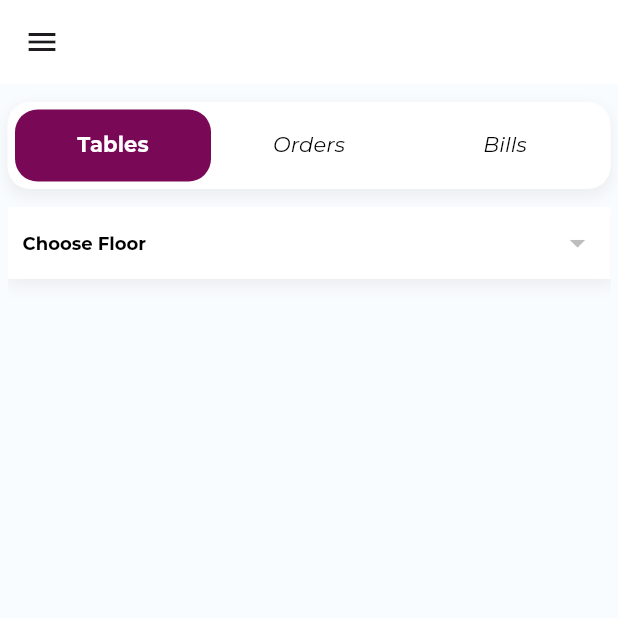
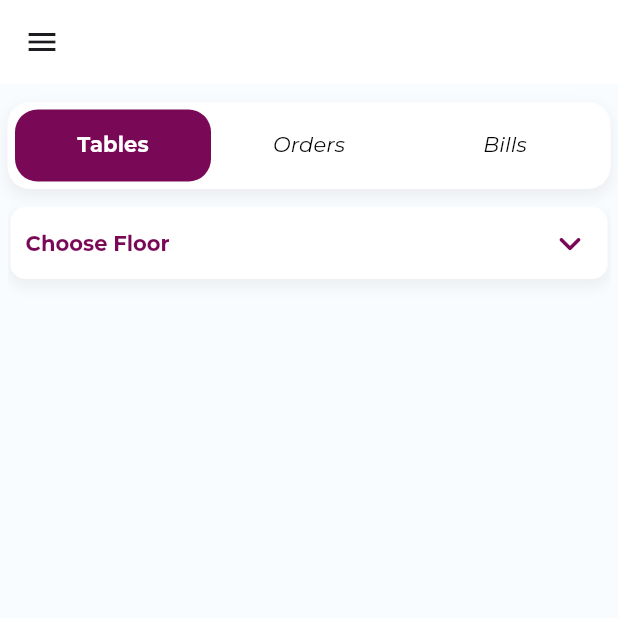
Before and after one commit to muhammadRiyazz/kot, a Flutter app: the HomeScreen screen opened directly, on a phone screen of 412 x 824 dp, the top half of it. Run offline on Flutter 3.47's test engine with Material 3 defaults, Android fonts, the phone set to English and light mode, and no system bars; our stand-ins replace bloc, flutter_bloc, flutter_screenutil, freezed_annotation, shared_preferences; missing offline and left inert: mssql_connection; accounts and stored records are empty; project files that could hold a hidden picture were left out.

Commit message:
orders and tables

```diff
--- /dev/null
+++ b/lib/application/orders/orders_bloc.dart
@@ -0,0 +1,49 @@
+import 'dart:convert';
+import 'dart:developer';
+
+import 'package:bloc/bloc.dart';
+import 'package:freezed_annotation/freezed_annotation.dart';
+import 'package:mssql_connection/mssql_connection.dart';
+import 'package:restaurant_kot/core/conn.dart';
+import 'package:restaurant_kot/infrastructure/orders/orders_configration.dart';
+
+import '../../domain/orders/order_model.dart';
+
+part 'orders_event.dart';
+part 'orders_state.dart';
+part 'orders_bloc.freezed.dart';
+
+class OrdersBloc extends Bloc<OrdersEvent, OrdersState> {
+  OrdersBloc() : super(OrdersState.initial()) {
+    on<AllOrders>((event, emit) async {
+      emit(state.copyWith(
+        isLoading: true,
+      ));
+
+      try {
+        MSSQLConnectionManager connectionManager = MSSQLConnectionManager();
+        MssqlConnection connection = await connectionManager.getConnection();
+
+        String ordersQuery =
+            "SELECT [Id], [OrderNumber], [EntryDate], [UserName], [CustomerId], [CustomerName], "
+            "[TableName], [FloorNumber], [StartDateTime], [ItemCode], [ItemName], [salePrice], "
+            "[Qty], [TotalsalePrice], [GST], [GSTAmount], [inclusiceSaleprice], [ActiveInnactive], "
+            "[KOTNo], [DeliveryQuantity], [BillNumber], [unitPricetaxnotaffect], [UserID] "
+            "FROM [Restaurant].[dbo].[OrderItemDetailsDetails] "
+            "WHERE [EntryDate] = '10/09/2024 00:00:00' AND [ActiveInnactive] = 'Active'";
+        // "WHERE [EntryDate] = '2024-09-09 00:00:00.000'"
+        // AND ActiveInnactive = 'Active'
+        String? ordersresult = await connection.getData(ordersQuery);
+        log(ordersresult);
+    List<Order> orders=   await convertOrders(ordersresult);
+        // Emit state with tableModels data
+        emit(state.copyWith(
+          isLoading: false,orders: orders
+        ));
+      } catch (e) {
+        emit(state.copyWith(isLoading: false));
+        log(e.toString());
+      }
+    });
+  }
+}
--- /dev/null
+++ b/lib/application/orders/orders_event.dart
@@ -0,0 +1,8 @@
+part of 'orders_bloc.dart';
+
+@freezed
+class OrdersEvent with _$OrdersEvent {
+  const factory OrdersEvent.allorders() = AllOrders;
+    const factory OrdersEvent.tableOrders({required String tableNo}) = TableOrders;
+
+}
--- /dev/null
+++ b/lib/application/orders/orders_state.dart
@@ -0,0 +1,17 @@
+part of 'orders_bloc.dart';
+
+@freezed
+class OrdersState with _$OrdersState {
+  factory OrdersState({
+    required bool isLoading,
+    required    List<Order> tableOrders,
+    required    List<Order> orders,
+  }) = _OrdersState;
+  factory OrdersState.initial() {
+    return OrdersState(
+      tableOrders: [],
+      orders: [],
+      isLoading: false,
+    );
+  }
+}
--- a/lib/application/providers/providers.dart
+++ b/lib/application/providers/providers.dart
@@ -1,5 +1,6 @@
 import 'package:flutter_bloc/flutter_bloc.dart';
 import 'package:restaurant_kot/application/login%20b/login_bloc.dart';
+import 'package:restaurant_kot/application/orders/orders_bloc.dart';
 import 'package:restaurant_kot/application/server%20conn/server_conn_bloc.dart';
 import 'package:restaurant_kot/application/tables/tables_bloc.dart';
 
@@ -16,5 +17,8 @@ blocProviders() {
      BlocProvider(
       create: (context) => TablesBloc(),
     ),
+      BlocProvider(
+      create: (context) => OrdersBloc(),
+    ),
   ];
 }
--- a/lib/application/tables/tables_bloc.dart
+++ b/lib/application/tables/tables_bloc.dart
@@ -14,7 +14,7 @@ part 'tables_bloc.freezed.dart';
 
 class TablesBloc extends Bloc<TablesEvent, TablesState> {
   TablesBloc() : super(TablesState.initial()) {
-     List<TableModel> tableModels = [];
+    List<TableModel> tableModels = [];
     on<TableData>((event, emit) async {
       emit(state.copyWith(isLoading: true, selectedFloor: null));
 
@@ -26,7 +26,7 @@ class TablesBloc extends Bloc<TablesEvent, TablesState> {
         String query =
             "SELECT TableNumber, TableType, FloorMumber FROM dbo.TableConfiguration";
         String? totaltableresult = await connection.getData(query);
-        log(totaltableresult);
+        // log(totaltableresult);
 
         // Check if the table result is empty
         if (totaltableresult.isEmpty) {
@@ -45,9 +45,10 @@ class TablesBloc extends Bloc<TablesEvent, TablesState> {
         String ordersquery =
             "SELECT Id, OrderNumber, EntryDate, UserName, CustomerId, CustomerName, TableName, FloorNumber, TaxableAmount, Discount, TotalAmount, StartDateTime, ActiveInnactive, DineInOrOther, CreditOrPaid, BillNumber, paidornot, UserID "
             "FROM dbo.OrderMainDetails "
-            "WHERE EntryDate = '2024-09-02 00:00:00.000'";
+            "WHERE EntryDate = '2024-09-09 00:00:00.000'  ";
+        // AND ActiveInnactive = 'Active'
         String? ordersresult = await connection.getData(ordersquery);
-        log(ordersresult);
+        // log(ordersresult);
 
         // Check if the orders result is empty
         if (ordersresult.isEmpty) {
@@ -55,8 +56,7 @@ class TablesBloc extends Bloc<TablesEvent, TablesState> {
         }
 
         // Parsing and converting the data to TableModel
-       tableModels =
-            tabeledata(totaltableresult, ordersresult);
+        tableModels = tabeledata(totaltableresult, ordersresult);
 
         // Emit state with tableModels data
         emit(state.copyWith(
--- a/lib/application/tables/tables_state.dart
+++ b/lib/application/tables/tables_state.dart
@@ -9,7 +9,8 @@ factory TablesState({
  required List<TableModel> tables,
   }) = _TablesState;
   factory TablesState.initial() {
-    return TablesState(tables: [],
+    return TablesState(
+      tables: [],
       isLoading: false,
      floors: [],
      selectedFloor:  null
--- a/lib/presendation/screen home/screen_home.dart
+++ b/lib/presendation/screen home/screen_home.dart
@@ -1,5 +1,6 @@
 import 'package:flutter/material.dart';
 import 'package:flutter_bloc/flutter_bloc.dart';
+import 'package:restaurant_kot/application/orders/orders_bloc.dart';
 import 'package:restaurant_kot/application/tables/tables_bloc.dart';
 import 'package:restaurant_kot/consts/colors.dart';
 import 'package:restaurant_kot/presendation/screen%20home/Drawr.dart';
@@ -15,6 +16,8 @@ class HomeScreen extends StatelessWidget {
   Widget build(BuildContext context) {
     WidgetsBinding.instance.addPostFrameCallback((_) {
       BlocProvider.of<TablesBloc>(context).add(TablesEvent.taledata());
+            BlocProvider.of<OrdersBloc>(context).add(const AllOrders());
+
     });
     return DefaultTabController(
       length: 3, // Number of tabs
--- a/lib/presendation/screen home/tables_part.dart
+++ b/lib/presendation/screen home/tables_part.dart
@@ -54,34 +54,41 @@ class Tablespart extends StatelessWidget {
                         shrinkWrap: true,
                         physics: const NeverScrollableScrollPhysics(),
                         children: [
-                          Container(
+                          Padding(
+                            padding: const EdgeInsets.symmetric(horizontal: 2),
+                            child: Container(
                                 decoration: BoxDecoration(
                                     color: Colors.white,
                                     boxShadow: [
                                       BoxShadow(
-                                    color:
-                                        const Color.fromARGB(255, 206, 206, 206)
+                                        color: const Color.fromARGB(
+                                                255, 206, 206, 206)
                                             .withOpacity(0.3), // Shadow color
                                         spreadRadius:
                                             1, // How much the shadow spreads
                                         blurRadius: 7, // Softness of the shadow
-                                    offset: const Offset(
-                                        0, 4), // Position of the shadow (x, y)
+                                        offset: const Offset(0,
+                                            4), // Position of the shadow (x, y)
                                       ),
                                     ],
+                                    borderRadius: BorderRadius.circular(10)),
+                                child: Padding(
+                                  padding: const EdgeInsets.symmetric(
+                                      horizontal: 10),
+                                  child: DropdownButton<String>(
+                                    icon: Icon(
+                                      Icons.keyboard_arrow_down_rounded,
+                                      color: mainclr,
+                                      size: 30,
                                     ),
-                              child: Padding(
-                                padding:
-                                    const EdgeInsets.symmetric(horizontal: 10),
-                                child: DropdownButton<String>(
                                     // Set the dropdown button's value to the selected floor
                                     value: state.selectedFloor,
-                                  hint: Text(
+                                    hint: const Text(
                                       'Choose Floor',
                                       style: TextStyle(
+                                        color: mainclr,
+                                        fontSize: 14,
                                         fontWeight: FontWeight.w600,
-                                      fontSize: 12,
-                                      color: const Color.fromARGB(255, 0, 0, 0),
                                         fontFamily: 'Montserrat',
                                       ),
                                     ),
@@ -91,7 +98,9 @@ class Tablespart extends StatelessWidget {
                                         child: Text(
                                           floor,
                                           style: const TextStyle(
-                                          color: Color.fromARGB(255, 0, 0, 0),
+                                            color: mainclr,
+                                            fontSize: 13,
+                                            fontWeight: FontWeight.w600,
                                             fontFamily: 'Montserrat',
                                           ),
                                         ),
@@ -106,12 +115,14 @@ class Tablespart extends StatelessWidget {
                                       }
                                     },
                                     // Customize the dropdown appearance
-                                  underline: SizedBox(), // Remove the underline
+                                    underline:
+                                        SizedBox(), // Remove the underline
                                     isExpanded:
                                         true, // Make the dropdown expand to fill the width
                                     style: TextStyle(color: mainclr),
                                   ),
                                 )),
+                          ),
                         ],
                       ),
                       // GridView.builder with dynamic columns
```
Also changed, not shown: lib/domain/orders/order_model.dart (added, +124 -0 lines), lib/infrastructure/orders/orders_configration.dart (added, +43 -0 lines), lib/presendation/screen home/orders_part.dart (+109 -76 lines), lib/presendation/screen order details/screen_order_detail.dart (+11 -9 lines), lib/presendation/screen orders from table/order_list_table.dart (+29 -16 lines), lib/application/orders/orders_bloc.freezed.dart (added). Lines whose indentation alone changed are shown as unchanged.
